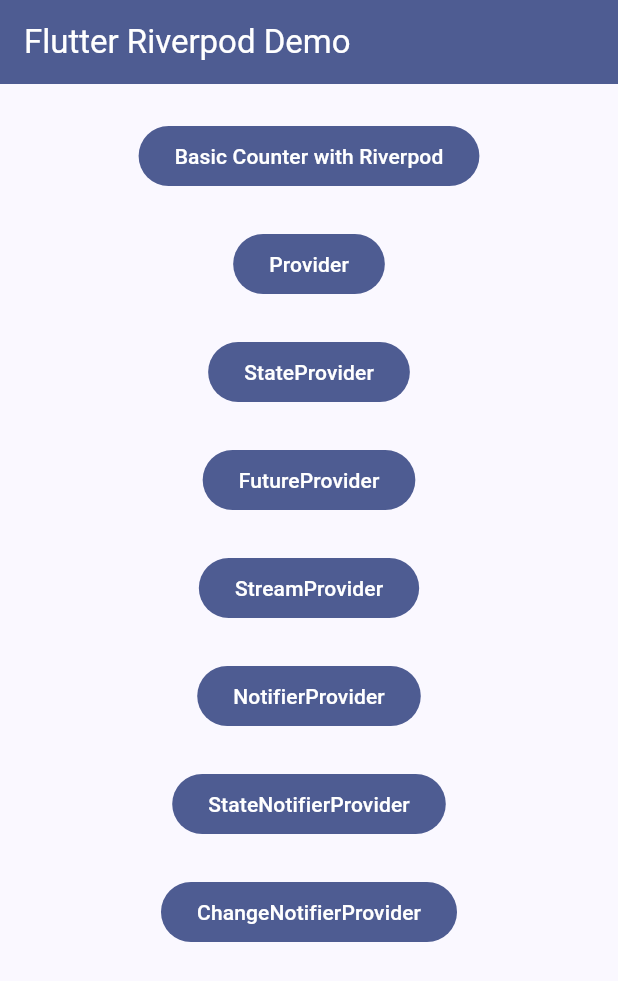
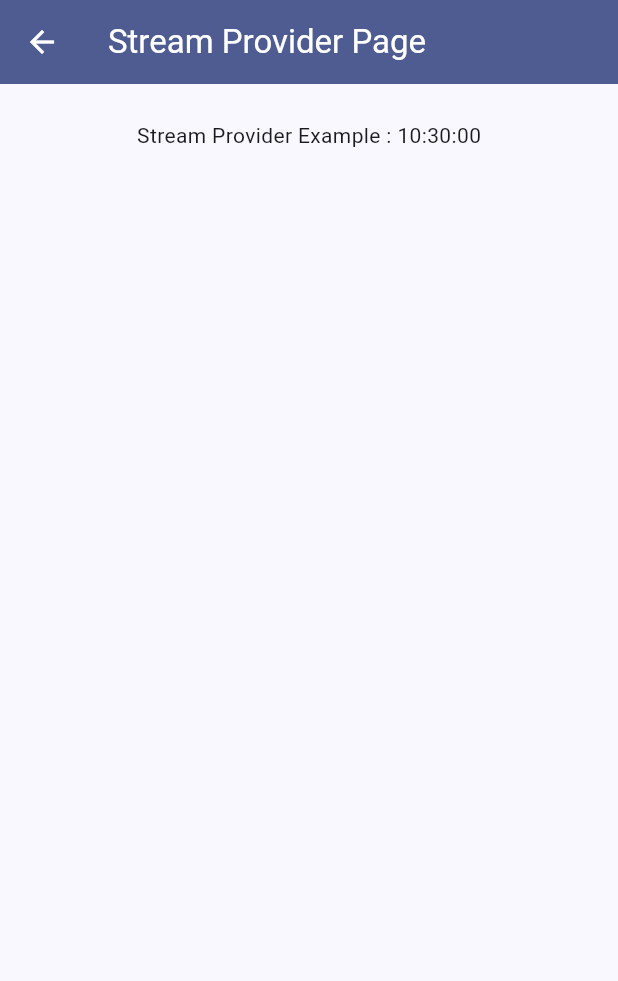
Before and after one commit to thetpaingsoe/flutter_riverpod_demo, a Flutter app: the screen it shows after launch, after a tap on "StreamProvider", on a phone screen of 412 x 824 dp. Shown: the top 981 px of the screen. Run offline on Flutter 3.47's test engine with Material 3 defaults, Android fonts, the phone set to English and light mode, and no system bars; our stand-ins replace flutter_riverpod, riverpod_annotation; generated files the repository leaves out were written again.

Commit message:
Added Stream Provider

```diff
--- /dev/null
+++ b/lib/demo/stream_provider/provider/clock_provider.dart
@@ -0,0 +1,17 @@
+import 'package:flutter_riverpod/flutter_riverpod.dart';
+
+// *Note* : You must use "autoDispose" to dispose the stream
+// when the widget is removed from the tree.
+final clockProvider = StreamProvider.autoDispose<DateTime>((ref) async* {
+  ref.onDispose(() {
+      // ignore: avoid_print
+      print('⛔️ Clock Stream Disposed');
+    });
+  while (true) {
+
+    // ignore: avoid_print
+    print("⏰ Clock Stream Tick");
+    await Future.delayed(const Duration(seconds: 1));
+    yield DateTime.now();
+  }
+});
--- /dev/null
+++ b/lib/demo/stream_provider/ui/stream_provider_page.dart
@@ -0,0 +1,38 @@
+import 'package:flutter/material.dart';
+import 'package:flutter_riverpod/flutter_riverpod.dart';
+import 'package:flutter_riverpod_demo/demo/stream_provider/provider/clock_provider.dart';
+
+class StreamProviderPage extends ConsumerWidget {
+  const StreamProviderPage({super.key});
+
+  String _formatTime(DateTime? time) {
+    if (time == null) {
+      return "Loading...";
+    }
+    return "${time.hour.toString().padLeft(2, '0')}:"
+          "${time.minute.toString().padLeft(2, '0')}:"
+          "${time.second.toString().padLeft(2, '0')}";
+  }
+
+  @override
+  Widget build(BuildContext context, WidgetRef ref) {
+    return Scaffold(
+      appBar: AppBar(
+        backgroundColor: Theme.of(context).colorScheme.primary,
+        foregroundColor: Theme.of(context).colorScheme.onPrimary,
+        title: const Text('Stream Provider Page'),
+      ),
+      body: Center(
+        child: Column(
+          mainAxisAlignment: MainAxisAlignment.start,
+          children: <Widget>[
+            const SizedBox(
+              height: 24,
+            ),
+            Text('Stream Provider Example : ${_formatTime(ref.watch(clockProvider).value)}'),
+          ],
+        ),
+      ),
+    );
+  }
+}
--- a/lib/main.dart
+++ b/lib/main.dart
@@ -3,7 +3,8 @@ import 'package:flutter_riverpod/flutter_riverpod.dart';
 import 'package:flutter_riverpod_demo/demo/counter/ui/counter_page.dart';
 import 'package:flutter_riverpod_demo/demo/provider/ui/provider_page.dart';
 
-import 'demo/state-provider/ui/state_provider_page.dart';
+import 'demo/state_provider/ui/state_provider_page.dart';
+import 'demo/stream_provider/ui/stream_provider_page.dart';
 
 void main() {
   runApp(ProviderScope(child: MyApp()));
@@ -90,13 +91,13 @@ class _MyHomePageState extends State<MyHomePage> {
             ),
             FilledButton(
                 onPressed: () {
-                  // Navigator.push(
-                  //     context,
-                  //     MaterialPageRoute(
-                  //         builder: (context) =>
-                  //             const CounterPage()));
+                  Navigator.push(
+                      context,
+                      MaterialPageRoute(
+                          builder: (context) =>
+                              const StreamProviderPage()));
                 },
-                child: Text('FutureProvider')),
+                child: Text('StreamProvider')),
             SizedBox(
               height: 24,
             ),
@@ -108,7 +109,7 @@ class _MyHomePageState extends State<MyHomePage> {
                   //         builder: (context) =>
                   //             const CounterPage()));
                 },
-                child: Text('StreamProvider')),
+                child: Text('FutureProvider')),
             SizedBox(
               height: 24,
             ),
```
Also changed, not shown: lib/demo/state_provider/provider/sate_provider.dart (renamed from lib/demo/state-provider/provider/sate_provider.dart), lib/demo/state_provider/ui/state_provider_page.dart (renamed from lib/demo/state-provider/ui/state_provider_page.dart).
